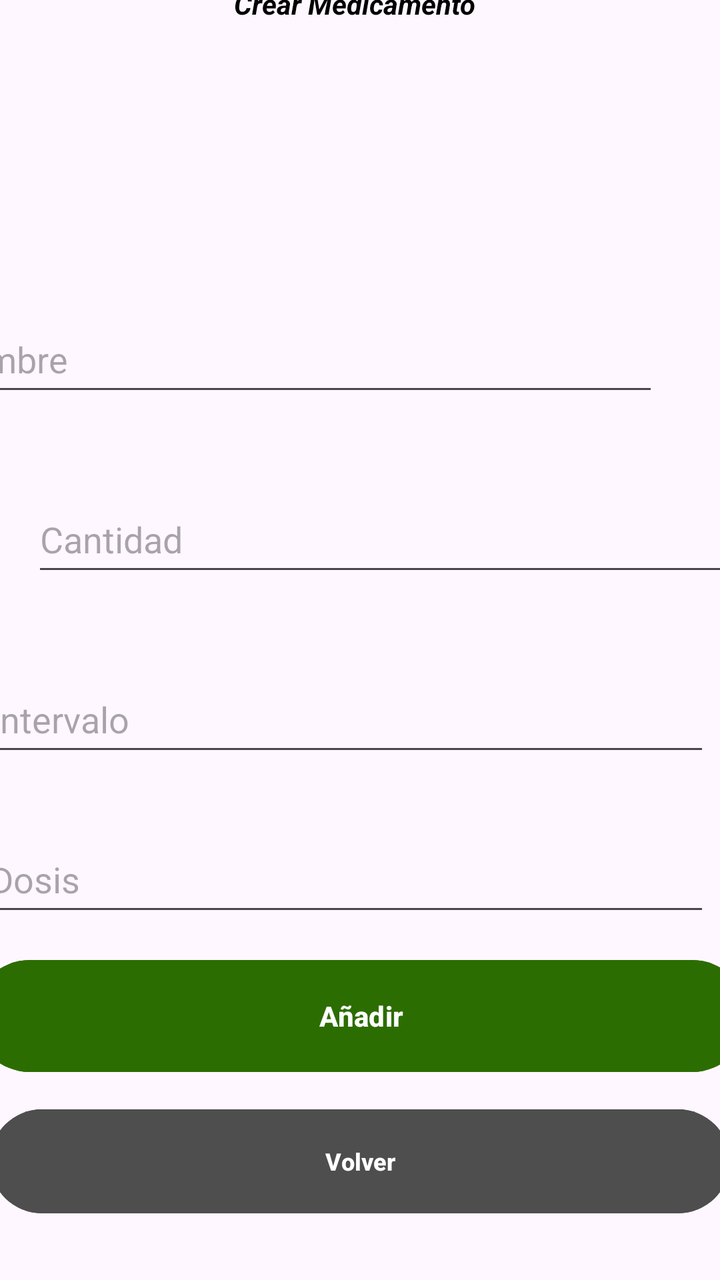
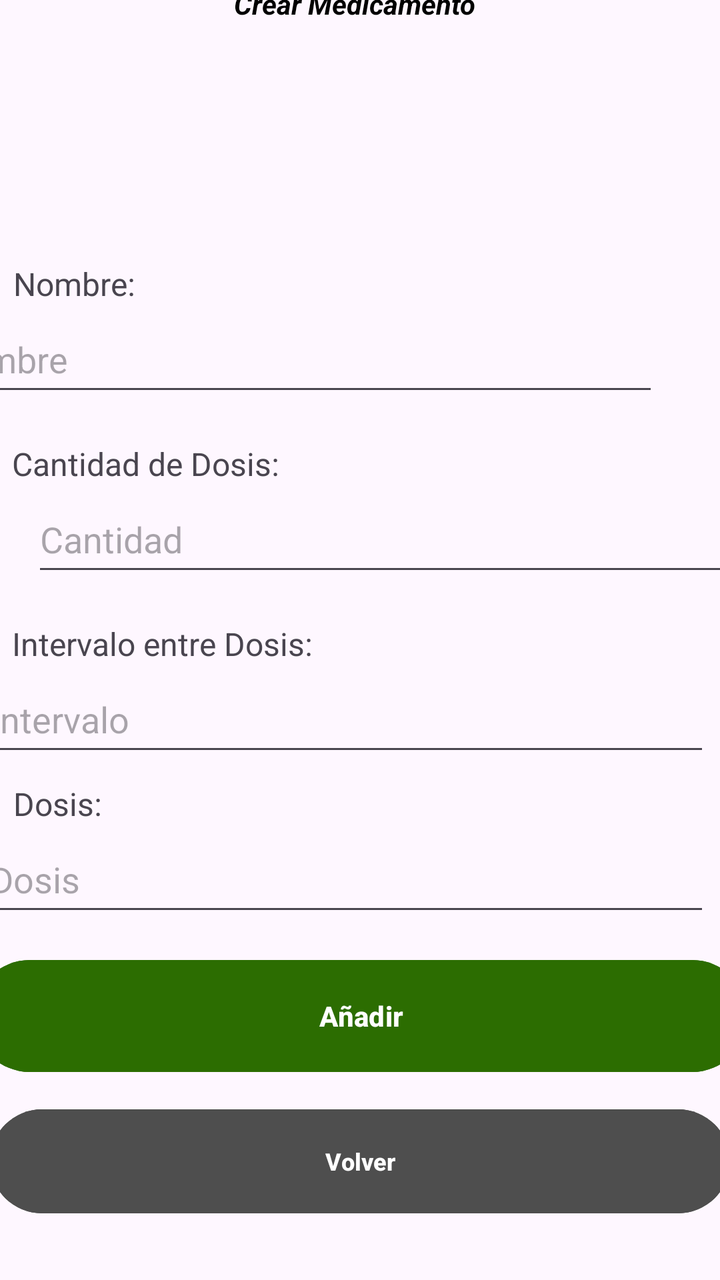

Screens rendered from an Android XML layout before and after an edit, with the pre-edit source and the edit as a unified diff.
<!-- AndroidManifest.xml: application theme Theme.MobilesVC -->
<!-- res/layout/medicamento_crear_view.xml -->
<?xml version="1.0" encoding="utf-8"?>
<androidx.constraintlayout.widget.ConstraintLayout xmlns:android="http://schemas.android.com/apk/res/android"
    xmlns:app="http://schemas.android.com/apk/res-auto"
    xmlns:tools="http://schemas.android.com/tools"
    android:layout_width="match_parent"
    android:layout_height="match_parent">

    <Button
        android:id="@+id/vCrearMedicamento"
        android:layout_width="387dp"
        android:layout_height="64dp"
        android:layout_marginTop="48dp"
        android:layout_marginBottom="100dp"
        android:backgroundTint="#2C6D01"
        android:paddingVertical="14dp"
        android:text="Añadir"
        android:textStyle="bold"
        app:layout_constraintBottom_toBottomOf="parent"
        app:layout_constraintEnd_toEndOf="parent"
        app:layout_constraintStart_toStartOf="parent" />

    <com.google.android.material.textfield.TextInputEditText
        android:id="@+id/vIntervaloMedicamentoCrear"
        android:layout_width="364dp"
        android:layout_height="50dp"
        android:layout_marginStart="16dp"
        android:layout_marginTop="20dp"
        android:layout_marginEnd="31dp"
        android:layout_marginBottom="10dp"
        android:clickable="true"
        android:hint="Intervalo"
        app:layout_constraintBottom_toTopOf="@+id/vDosisCrear"
        app:layout_constraintEnd_toEndOf="parent"
        app:layout_constraintStart_toStartOf="parent"
        app:layout_constraintTop_toBottomOf="@+id/vCantidadMedicamentoCrear" />

    <com.google.android.material.textfield.TextInputEditText
        android:id="@+id/vDosisCrear"
        android:layout_width="364dp"
        android:layout_height="50dp"
        android:layout_marginStart="16dp"
        android:layout_marginTop="20dp"
        android:layout_marginEnd="31dp"
        android:layout_marginBottom="92dp"
        android:clickable="true"
        android:hint="Dosis"
        app:layout_constraintBottom_toTopOf="@+id/vCrearMedicamento"
        app:layout_constraintEnd_toEndOf="parent"
        app:layout_constraintStart_toStartOf="parent"
        app:layout_constraintTop_toBottomOf="@+id/vIntervaloMedicamentoCrear" />

    <TextView
        android:id="@+id/textView13"
        android:layout_width="wrap_content"
        android:layout_height="wrap_content"
        android:layout_marginStart="92dp"
        android:layout_marginTop="71dp"
        android:layout_marginEnd="97dp"
        android:layout_marginBottom="71dp"
        android:fontFamily="sans-serif"
        android:text="Crear Medicamento"
        android:textColor="#000000"
        android:textStyle="bold|italic"
        app:layout_constraintBottom_toTopOf="@+id/vNombreMedicamentoCrear"
        app:layout_constraintEnd_toEndOf="parent"
        app:layout_constraintStart_toStartOf="parent"
        app:layout_constraintTop_toTopOf="parent"
        tools:textSize="26sp" />

    <Button
        android:id="@+id/vVolverMedicamentoCrear"
        android:layout_width="370dp"
        android:layout_height="60dp"
        android:layout_marginHorizontal="24dp"
        android:layout_marginStart="20dp"
        android:layout_marginTop="14dp"
        android:layout_marginEnd="21dp"
        android:layout_marginBottom="33dp"
        android:backgroundTint="#4E4E4E"
        android:paddingVertical="10dp"
        android:text="Volver"
        android:textSize="12sp"
        android:textStyle="bold"
        android:visibility="visible"
        app:layout_constraintBottom_toBottomOf="parent"
        app:layout_constraintEnd_toEndOf="parent"
        app:layout_constraintStart_toStartOf="parent"
        app:layout_constraintTop_toBottomOf="@+id/vCrearMedicamento" />

    <com.google.android.material.textfield.TextInputEditText
        android:id="@+id/vCantidadMedicamentoCrear"
        android:layout_width="364dp"
        android:layout_height="50dp"
        android:layout_marginStart="16dp"
        android:layout_marginTop="20dp"
        android:layout_marginEnd="31dp"
        android:layout_marginBottom="20dp"
        android:clickable="true"
        android:hint="Cantidad"
        app:layout_constraintBottom_toTopOf="@+id/vIntervaloMedicamentoCrear"
        app:layout_constraintEnd_toEndOf="parent"
        app:layout_constraintHorizontal_bias="0.0"
        app:layout_constraintStart_toStartOf="parent"
        app:layout_constraintTop_toBottomOf="@+id/vNombreMedicamentoCrear" />

    <com.google.android.material.textfield.TextInputEditText
        android:id="@+id/vNombreMedicamentoCrear"
        android:layout_width="364dp"
        android:layout_height="50dp"
        android:layout_marginStart="16dp"
        android:layout_marginTop="71dp"
        android:layout_marginEnd="31dp"
        android:layout_marginBottom="20dp"
        android:clickable="true"
        android:hint="Nombre"
        app:layout_constraintBottom_toTopOf="@+id/vCantidadMedicamentoCrear"
        app:layout_constraintEnd_toEndOf="parent"
        app:layout_constraintHorizontal_bias="1.0"
        app:layout_constraintStart_toStartOf="parent"
        app:layout_constraintTop_toBottomOf="@+id/textView13" />
</androidx.constraintlayout.widget.ConstraintLayout>
<!-- resources referenced by this layout -->
<resources>
  <style name="Theme.MobilesVC" parent="Base.Theme.MobilesVC" />
  <style name="Base.Theme.MobilesVC" parent="Theme.Material3.DayNight.NoActionBar">
          
          
      </style>
</resources>

<!-- the commit's change to res/layout/medicamento_crear_view.xml (unified diff, before → after) -->
@@ -4,6 +4,50 @@
     xmlns:tools="http://schemas.android.com/tools"
     android:layout_width="match_parent"
     android:layout_height="match_parent">
+
+    <TextView
+        android:id="@+id/textView66"
+        android:layout_width="100dp"
+        android:layout_height="22dp"
+        android:text="Dosis:"
+        android:textSize="16sp"
+        app:layout_constraintBottom_toTopOf="@+id/vDosisCrear"
+        app:layout_constraintEnd_toEndOf="parent"
+        app:layout_constraintHorizontal_bias="0.025"
+        app:layout_constraintStart_toStartOf="parent" />
+
+    <TextView
+        android:id="@+id/textView65"
+        android:layout_width="200dp"
+        android:layout_height="22dp"
+        android:text="Intervalo entre Dosis:"
+        android:textSize="16sp"
+        app:layout_constraintBottom_toTopOf="@+id/vIntervaloMedicamentoCrear"
+        app:layout_constraintEnd_toEndOf="parent"
+        app:layout_constraintHorizontal_bias="0.038"
+        app:layout_constraintStart_toStartOf="parent" />
+
+    <TextView
+        android:id="@+id/textView64"
+        android:layout_width="200dp"
+        android:layout_height="22dp"
+        android:text="Cantidad de Dosis:"
+        android:textSize="16sp"
+        app:layout_constraintBottom_toTopOf="@+id/vCantidadMedicamentoCrear"
+        app:layout_constraintEnd_toEndOf="parent"
+        app:layout_constraintHorizontal_bias="0.038"
+        app:layout_constraintStart_toStartOf="parent" />
+
+    <TextView
+        android:id="@+id/textView63"
+        android:layout_width="100dp"
+        android:layout_height="22dp"
+        android:text="Nombre:"
+        android:textSize="16sp"
+        app:layout_constraintBottom_toTopOf="@+id/vNombreMedicamentoCrear"
+        app:layout_constraintEnd_toEndOf="parent"
+        app:layout_constraintHorizontal_bias="0.025"
+        app:layout_constraintStart_toStartOf="parent" />
 
     <Button
         android:id="@+id/vCrearMedicamento"
